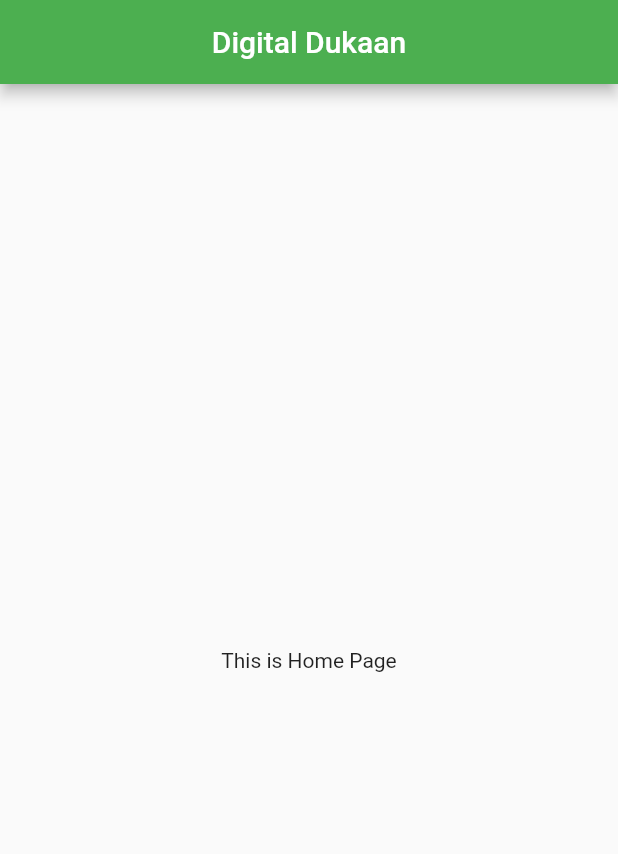
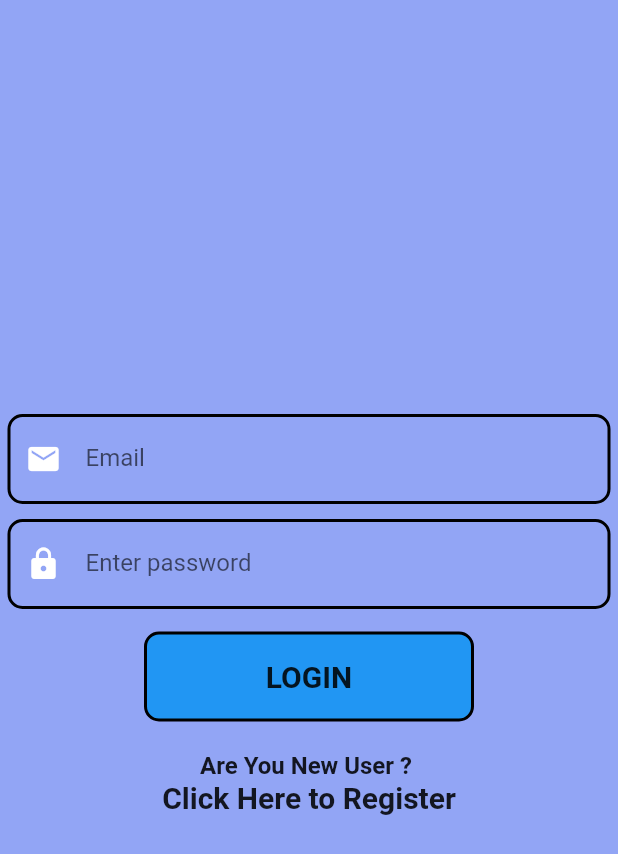
Before and after one commit to bishtmanish739/digital_dukan_minor_project, a Flutter app: the screen it shows after launch, after a tap on "Skip", on a phone screen of 412 x 824 dp. Shown: the top 854 px of the screen. Run offline on Flutter 3.47's test engine with Material 2 defaults, Android fonts, the phone set to English and light mode, and no system bars; our stand-ins replace get_storage, introduction_screen.

Commit message:
login and register screen added

```diff
--- a/lib/HomePage.dart
+++ b/lib/HomePage.dart
@@ -11,18 +11,12 @@ class HomePage extends StatefulWidget {
 class _HomePageState extends State<HomePage> {
   @override
   Widget build(BuildContext context) {
-    return MaterialApp(
-      title: 'Digital Dukaan',
-      theme: ThemeData(
-        primarySwatch: Colors.green,
+    return Scaffold(
+      appBar: AppBar(
+        title: Center(child: Text('Digital Dukaan')),
       ),
-      home: Scaffold(
-        appBar: AppBar(
-          title: Center(child: Text("Digital Dukaan")),
-        ),
-        body: Container(
-          child: Center(child: Text('This is Home Page')),
-        ),
+      body: Container(
+        child: Text('Welcome To Digital Dukaan'),
       ),
     );
   }
--- /dev/null
+++ b/lib/LoginPage.dart
@@ -0,0 +1,138 @@
+import 'package:digital_dukan_minor_project/HomePage.dart';
+import 'package:digital_dukan_minor_project/RegisterUser.dart';
+import 'package:flutter/cupertino.dart';
+import 'package:flutter/material.dart';
+import 'package:flutter/painting.dart';
+
+class LoginPage extends StatefulWidget {
+  const LoginPage({Key? key}) : super(key: key);
+
+  @override
+  _LoginPageState createState() => _LoginPageState();
+}
+
+class _LoginPageState extends State<LoginPage> {
+  @override
+  Widget build(BuildContext context) {
+    return MaterialApp(
+      title: 'Digital Dukaan',
+      theme: ThemeData(
+        primarySwatch: Colors.green,
+      ),
+      home: Scaffold(
+        body: Container(
+          decoration: BoxDecoration(color: Color(0xFF92A5F5)),
+          child: Container(
+            child: Center(
+              child: Column(
+                mainAxisAlignment: MainAxisAlignment.center,
+                children: [
+                  Container(
+                    margin: EdgeInsets.all(5),
+                    padding: EdgeInsets.all(10),
+                    height: 60,
+                    decoration: BoxDecoration(
+                      border: Border.all(
+                          color: Colors.black,
+                          width: 2,
+                          style: BorderStyle.solid),
+                      borderRadius: BorderRadius.circular(10),
+                    ),
+                    child: TextFormField(
+                      decoration: const InputDecoration(
+                        hintText: 'Email',
+                        focusedBorder: InputBorder.none,
+                        enabledBorder: InputBorder.none,
+                        icon: Icon(
+                          Icons.email,
+                          color: Colors.white,
+                        ),
+                      ),
+                      style: TextStyle(
+                        decoration: TextDecoration.none,
+                      ),
+                    ),
+                  ),
+                  Container(
+                    height: 60,
+                    margin: EdgeInsets.all(5),
+                    padding: EdgeInsets.all(10),
+                    decoration: BoxDecoration(
+                      border: Border.all(
+                          color: Colors.black,
+                          width: 2,
+                          style: BorderStyle.solid),
+                      borderRadius: BorderRadius.circular(10),
+                    ),
+                    child: TextField(
+                      obscureText: true,
+                      obscuringCharacter: "*",
+                      decoration: InputDecoration(
+                        hintText: "Enter password",
+                        focusedBorder: InputBorder.none,
+                        enabledBorder: InputBorder.none,
+                        icon: Icon(
+                          Icons.lock,
+                          color: Colors.white,
+                        ),
+                      ),
+                    ),
+                  ),
+                  Container(
+                    height: 60,
+                    width: 220,
+                    margin: EdgeInsets.all(10),
+                    decoration: BoxDecoration(
+                      color: Colors.blue,
+                      border: Border.all(
+                          color: Colors.black,
+                          width: 2,
+                          style: BorderStyle.solid),
+                      borderRadius: BorderRadius.circular(10),
+                    ),
+                    child: Center(
+                        child: InkWell(
+                            onTap: () {
+                              Navigator.pop(context);
+                              Navigator.of(context).push(MaterialPageRoute(
+                                  builder: (_) => HomePage()));
+                            },
+                            child: Text(
+                              'LOGIN',
+                              style: TextStyle(
+                                  fontSize: 20, fontWeight: FontWeight.bold),
+                            ))),
+                  ),
+                  Container(
+                    margin: EdgeInsets.all(10),
+                    child: Column(
+                      children: [
+                        Text(
+                          'Are You New User ? ',
+                          style: TextStyle(
+                              fontSize: 16, fontWeight: FontWeight.bold),
+                        ),
+                        InkWell(
+                          onTap: () {
+                            Navigator.pop(context);
+                            Navigator.of(context).push(MaterialPageRoute(
+                                builder: (_) => RegisterUser()));
+                          },
+                          child: Text(
+                            'Click Here to Register',
+                            style: TextStyle(
+                                fontSize: 20, fontWeight: FontWeight.bold),
+                          ),
+                        )
+                      ],
+                    ),
+                  ),
+                ],
+              ),
+            ),
+          ),
+        ),
+      ),
+    );
+  }
+}
--- a/lib/main.dart
+++ b/lib/main.dart
@@ -1,4 +1,4 @@
-import 'package:digital_dukan_minor_project/HomePage.dart';
+import 'package:digital_dukan_minor_project/LoginPage.dart';
 import 'package:flutter/material.dart';
 import 'package:get_storage/get_storage.dart';
 import 'package:introduction_screen/introduction_screen.dart';
@@ -11,6 +11,7 @@ class MyApp extends StatelessWidget {
   @override
   Widget build(BuildContext context) {
     return MaterialApp(
+      debugShowCheckedModeBanner: false,
       title: 'Digital Dukaan',
       theme: ThemeData(
         primarySwatch: Colors.green,
@@ -30,10 +31,10 @@ class MyHomePage extends StatefulWidget {
 }
 
 class _MyHomePageState extends State<MyHomePage> {
-  final Introshown = GetStorage();
-  void OnDone(context) {
+  final introshown = GetStorage();
+  void onDone(context) {
     Navigator.pop(context);
-    Navigator.of(context).push(MaterialPageRoute(builder: (_) => HomePage()));
+    Navigator.of(context).push(MaterialPageRoute(builder: (_) => LoginPage()));
   }
 
   @override
@@ -95,10 +96,10 @@ class _MyHomePageState extends State<MyHomePage> {
             ),
           ),
           onDone: () {
-            OnDone(context);
+            onDone(context);
           },
           onSkip: () {
-            OnDone(context);
+            onDone(context);
           },
           pages: [
             PageViewModel(
```
Also changed, not shown: lib/RegisterUser.dart (added, +163 -0 lines), pubspec.lock.
